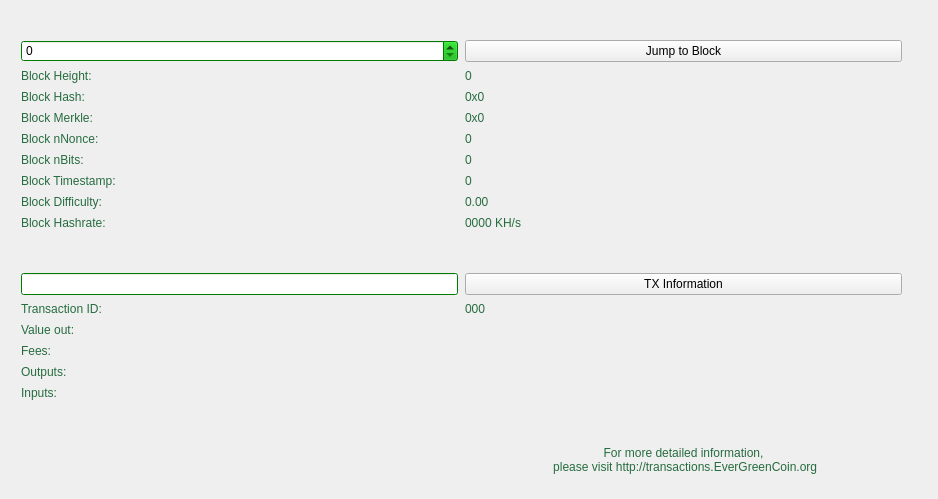
Above: src/qt/forms/blockbrowser.ui from EverGreenCoinDev/EverGreenCoin before the change. Below: the same form after it.
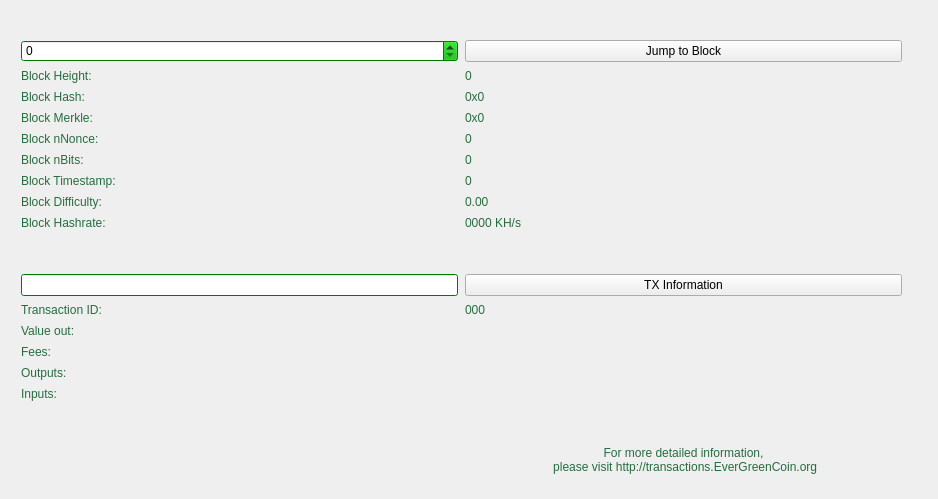
That is the form after the change.

Commit message: Remove more Typola font

The edit to the form file:
```diff
--- a/src/qt/forms/blockbrowser.ui
+++ b/src/qt/forms/blockbrowser.ui
@@ -1523,7 +1523,7 @@
         <widget class="QLabel" name="inputBox">
          <property name="font">
           <font>
-           <pointsize>11</pointsize>
+           <pointsize>9</pointsize>
            <weight>50</weight>
            <italic>false</italic>
            <bold>false</bold>
@@ -1629,12 +1629,6 @@
        </item>
        <item row="18" column="1">
         <spacer name="verticalSpacer_3">
-         <property name="font">
-          <font>
-           <family>Typola</family>
-           <pointsize>9</pointsize>
-          </font>
-         </property>
          <property name="orientation">
           <enum>Qt::Vertical</enum>
          </property>
```
The commit also changes 2 other files.
